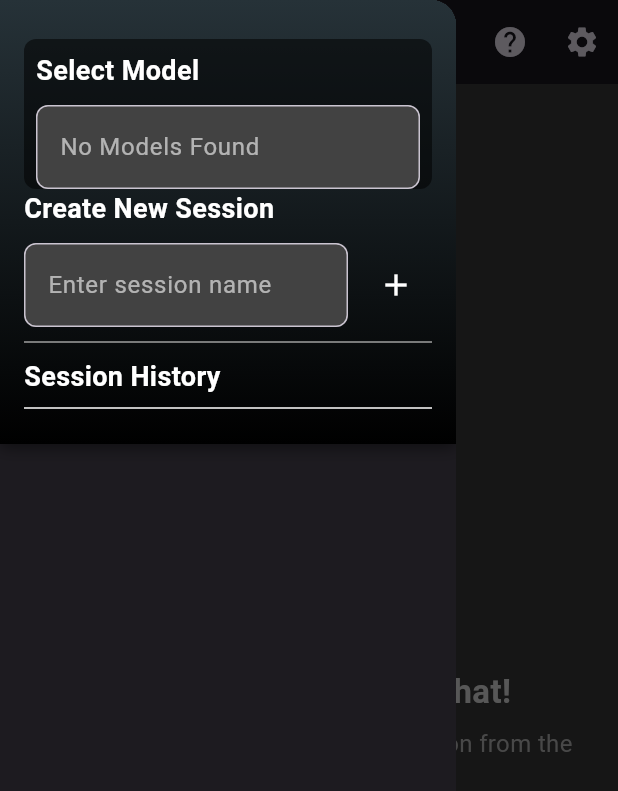
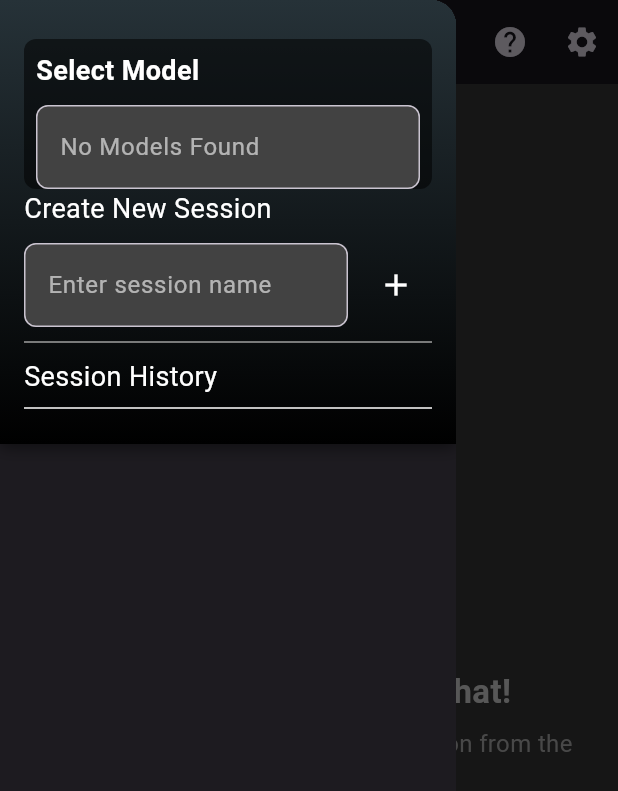
Before and after one commit to ayman3000/aollama, a Flutter app: the screen it shows after launch, with the side drawer open, on a phone screen of 412 x 824 dp. Shown: the top 791 px of the screen. Run offline on Flutter 3.47's test engine with Material 3 defaults, Android fonts, the phone set to English and light mode, and no system bars; our stand-ins replace flutter_riverpod, hive, hive_flutter; accounts and stored records are empty; network calls fail.

Commit message:
added some platfrm widgetsa and fix major layout issues

```diff
--- a/lib/views/home_view.dart
+++ b/lib/views/home_view.dart
@@ -1,3 +1,4 @@
+import 'package:aollama/widgets/platform_widgets/platform_progress_indicator.dart';
 import 'package:flutter/material.dart';
 import 'package:flutter_riverpod/flutter_riverpod.dart';
 import '../views/settings_view.dart';
@@ -104,8 +105,8 @@ class HomeView extends ConsumerWidget {
       body: LayoutBuilder(
         builder: (context, constraints) {
           const double sidebarThreshold = 800;
-          const double heightThreshold = 300;
-          const double widthThreshold = 300;
+          const double heightThreshold = 450;
+          const double widthThreshold = 600;
           final bool isWideScreen = constraints.maxWidth >= sidebarThreshold;
           final bool isMinThreshold = constraints.maxWidth >= widthThreshold;
           final bool isMinHeightThreshold = constraints.maxHeight >= heightThreshold;
@@ -115,7 +116,7 @@ class HomeView extends ConsumerWidget {
               // Sidebar for Wide Screens
               if (isWideScreen)
                 SizedBox(
-                  width: 270,
+                  width: 300,
                   child: SidebarWidget(
                     sessionList: sessionList,
                     selectedSession: selectedSession,
@@ -200,10 +201,10 @@ class HomeView extends ConsumerWidget {
                                 Expanded(
                                   child: Container(
                                     decoration: BoxDecoration(
-                                      color: Colors.black.withOpacity(0.9),
+                                      // color: Colors.grey,
                                       borderRadius: const BorderRadius.only(
-                                        topLeft: Radius.circular(12),
-                                        topRight: Radius.circular(12),
+                                        topLeft: Radius.circular(15),
+                                        topRight: Radius.circular(15),
                                       ),
                                       boxShadow: [
                                         BoxShadow(
@@ -222,7 +223,12 @@ class HomeView extends ConsumerWidget {
                                     ),
                                   ),
                                 ),
-                                MessageInputWidget(
+                                Container(
+                                  color: Colors.blueGrey[600],
+
+
+                                  // color: Colors.grey[530],
+                                  child: MessageInputWidget(
                                     isMinHeightThreshold: isMinHeightThreshold,
                                     isMinWidthThreshold: isMinThreshold,
                                     scrollController: scrollController,
@@ -242,15 +248,13 @@ class HomeView extends ConsumerWidget {
                                       }
                                     },
                                   ),
+                                ),
                               ],
                             ),
                           ],
                           if (isLoading)
                             const Center(
-                              child: RotatingImageWidget(
-                                imagePath: 'assets/logo.png',
-                                size: 50.0,
-                              ),
+                              child: PlatformProgressIndicator(size: 30,),
                             ),
                         ],
                       ),
--- a/lib/views/settings_view.dart
+++ b/lib/views/settings_view.dart
@@ -1,3 +1,4 @@
+import 'package:aollama/widgets/platform_widgets/platform_textfield.dart';
 import 'package:flutter/material.dart';
 import 'package:flutter_riverpod/flutter_riverpod.dart';
 import '../services/ollama_service.dart';
@@ -55,7 +56,7 @@ class SettingsView extends ConsumerWidget {
                   ),
                 ),
                 const SizedBox(height: 8),
-                TextField(
+                PlatformTextField(
                   controller: _baseUrlController,
                   style: const TextStyle(color: Colors.white),
                   decoration: InputDecoration(
--- a/lib/widgets/appbar_title_widget.dart
+++ b/lib/widgets/appbar_title_widget.dart
@@ -10,12 +10,13 @@ class AppBarTitleWidget extends StatelessWidget {
     return LayoutBuilder(
         builder: (context, constraints) {
       const double sidebarThreshold = 800;
-      final bool isMinThreshold = constraints.maxWidth >= 200;
-      return isMinThreshold ? Row(
+      final bool showAll = constraints.maxWidth >= 300;
+      final bool showLogoOnly = constraints.maxWidth >= 200;
+      return Row(
         mainAxisSize: MainAxisSize.min, // Ensures the title contents are centered
         children: [
           // Logo Image
-          Container(
+          showLogoOnly ? Container(
             width: 50, // Adjust the size for a balanced look
             height: 50,
             decoration: BoxDecoration(
@@ -34,28 +35,14 @@ class AppBarTitleWidget extends StatelessWidget {
                 fit: BoxFit.cover, // Ensures the image fits properly
               ),
             ),
-          ),
-          const SizedBox(width: 12), // Slightly increase spacing for balance
+          ):const Text(''),
+          showAll ? const SizedBox(width: 12):const Text(''), // Slightly increase spacing for balance
           // App Name
-          // const Text(
-          //   "AOllama",
-          //   style: TextStyle(
-          //     color: Colors.white,
-          //     fontSize: 28, // Slightly larger font for emphasis
-          //     fontWeight: FontWeight.bold,
-          //     shadows: [
-          //       Shadow(
-          //         color: Colors.black45,
-          //         blurRadius: 3,
-          //         offset: Offset(1, 1),
-          //       ),
-          //     ],
-          //   ),
-          // ),
-          Column(
+
+          showAll ? const Column(
             children: [
-              const Text(
-                "AOllama",
+              Text(
+                "AOllama Studio",
                 style: TextStyle(
                   color: Colors.white,
                   fontSize: 26, // Slightly larger font for emphasis
@@ -69,8 +56,8 @@ class AppBarTitleWidget extends StatelessWidget {
                   ],
                 ),
               ),
-              const Text(
-                "",
+              Text(
+                "Built on Ollama Server",
                 style: TextStyle(
                   color: Colors.white,
                   fontSize: 12, // Slightly larger font for emphasis
@@ -87,9 +74,9 @@ class AppBarTitleWidget extends StatelessWidget {
 
 
             ],
-          ),
+          ):const Text(''),
         ],
-      ):Text('');
+      );
         }
     );
   }
--- a/lib/widgets/chat_header_widget.dart
+++ b/lib/widgets/chat_header_widget.dart
@@ -14,7 +14,7 @@ class ChatHeaderWidget extends StatelessWidget {
 
           return isMinThreshold ? Container(
             decoration: BoxDecoration(
-              color: Colors.black87,
+              color: Colors.grey[830],
               border: Border(
                 bottom: BorderSide(
                   color: Colors.grey[700]!,
@@ -47,7 +47,7 @@ class ChatHeaderWidget extends StatelessWidget {
                   selectedSession?.name ?? "No Session Selected",
                   style: const TextStyle(
                     fontSize: 25,
-                    color: Colors.blue,
+                    color: Colors.blueGrey,
                     fontWeight: FontWeight.bold,
                   ),
                 ),
--- /dev/null
+++ b/lib/widgets/platform_widgets/platform_progress_indicator.dart
@@ -0,0 +1,30 @@
+import 'platform_widget.dart';
+import 'package:flutter/cupertino.dart';
+import 'package:flutter/material.dart';
+
+class PlatformProgressIndicator extends PlatformWidget {
+  final double? value; // Null for indeterminate progress
+  final double? size; // Optional size for the Cupertino spinner
+
+  const PlatformProgressIndicator({super.key, this.value, this.size});
+
+  @override
+  Widget buildCupertinoWidget(BuildContext context) {
+    return CupertinoActivityIndicator(
+      radius: size ?? 10.0, // CupertinoActivityIndicator uses `radius`
+    );
+  }
+
+  @override
+  Widget buildMaterialWidget(BuildContext context) {
+    if (value != null) {
+      // Determinate progress indicator
+      return CircularProgressIndicator(
+        value: value,
+      );
+    } else {
+      // Indeterminate progress indicator
+      return const CircularProgressIndicator();
+    }
+  }
+}
--- /dev/null
+++ b/lib/widgets/platform_widgets/platform_text.dart
@@ -0,0 +1,38 @@
+import 'platform_widget.dart';
+import 'package:flutter/cupertino.dart';
+import 'package:flutter/material.dart';
+
+/// General-purpose PlatformText widget for rendering text
+/// with platform-specific styles
+class PlatformText extends PlatformWidget {
+  final String text;
+  final TextStyle? materialStyle;
+  final TextStyle? cupertinoStyle;
+  final TextAlign? textAlign;
+
+  PlatformText({
+    Key? key,
+    required this.text,
+    this.materialStyle,
+    this.cupertinoStyle,
+    this.textAlign,
+  }) : super(key: key);
+
+  @override
+  Widget buildCupertinoWidget(BuildContext context) {
+    return Text(
+      text,
+      style: cupertinoStyle ?? const TextStyle(fontSize: 18.0, color: CupertinoColors.white),
+      textAlign: textAlign,
+    );
+  }
+
+  @override
+  Widget buildMaterialWidget(BuildContext context) {
+    return Text(
+      text,
+      style: materialStyle ?? const TextStyle(fontSize: 18.0, color: Colors.white),
+      textAlign: textAlign,
+    );
+  }
+}
--- /dev/null
+++ b/lib/widgets/platform_widgets/platform_text_button.dart
@@ -0,0 +1,63 @@
+import 'platform_widget.dart';
+import 'package:flutter/cupertino.dart';
+import 'package:flutter/material.dart';
+
+class PlatformTextButton extends PlatformWidget {
+  final VoidCallback onPressed;
+  final Widget child;
+  final EdgeInsetsGeometry? padding;
+  final AlignmentGeometry? alignment;
+  final Color? foregroundColor;
+  final TextStyle? materialStyle;
+  final TextStyle? cupertinoStyle;
+
+  PlatformTextButton({
+    Key? key,
+    required this.onPressed,
+    required this.child,
+    this.padding,
+    this.alignment,
+    this.foregroundColor,
+    this.materialStyle,
+    this.cupertinoStyle,
+  }) : super(key: key);
+
+  @override
+  Widget buildCupertinoWidget(BuildContext context) {
+    return GestureDetector(
+      onTap: onPressed,
+      child: Container(
+        padding: padding ?? const EdgeInsets.symmetric(vertical: 12, horizontal: 8),
+        alignment: alignment ?? Alignment.center,
+        color: CupertinoColors.activeBlue.withOpacity(0.05), // Slight background tint
+        child: DefaultTextStyle(
+          style: cupertinoStyle ??
+              TextStyle(
+                color: foregroundColor ?? CupertinoColors.activeBlue,
+                // backgroundColor: Colors.grey,
+                fontSize: 20,
+              ),
+          child: child,
+        ),
+      ),
+    );
+  }
+
+  @override
+  Widget buildMaterialWidget(BuildContext context) {
+    return TextButton(
+      style: TextButton.styleFrom(
+        padding: padding ?? const EdgeInsets.symmetric(vertical: 12, horizontal: 8),
+        foregroundColor: foregroundColor ?? Colors.blue,
+      ),
+      onPressed: onPressed,
+      child: Align(
+        alignment: alignment ?? Alignment.center,
+        child: DefaultTextStyle(
+          style: materialStyle ?? const TextStyle(color: Colors.white, fontSize: 20),
+          child: child,
+        ),
+      ),
+    );
+  }
+}
--- /dev/null
+++ b/lib/widgets/platform_widgets/platform_textfield.dart
@@ -0,0 +1,80 @@
+import 'platform_widget.dart';
+import 'package:flutter/cupertino.dart';
+import 'package:flutter/material.dart';
+
+class PlatformTextField extends PlatformWidget {
+  final TextEditingController? controller;
+  final ValueChanged<String>? onChanged;
+  final ValueChanged<String>? onSubmitted;
+  final String? placeholder;
+  final TextInputType? keyboardType;
+  final bool obscureText;
+  final TextStyle? style;
+  final InputDecoration? decoration;
+  final TextStyle? cupertinoStyle;
+  final TextStyle? cupertinoHintStyle;
+  final Color? fillColor;
+  final int? maxLines;
+
+  PlatformTextField({
+    Key? key,
+    this.controller,
+    this.onChanged,
+    this.onSubmitted,
+    this.placeholder,
+    this.keyboardType,
+    this.obscureText = false,
+    this.style,
+    this.decoration,
+    this.cupertinoStyle,
+    this.cupertinoHintStyle,
+    this.fillColor,
+    this.maxLines = 1,
+  }) : super(key: key);
+
+  @override
+  Widget buildCupertinoWidget(BuildContext context) {
+    return CupertinoTextField(
+      controller: controller,
+      placeholder: placeholder,
+      keyboardType: keyboardType,
+      obscureText: obscureText,
+      style: cupertinoStyle ?? style ?? CupertinoTheme.of(context).textTheme.textStyle,
+      onChanged: onChanged,
+      onSubmitted: onSubmitted,
+      maxLines: maxLines,
+      padding: const EdgeInsets.symmetric(horizontal: 12, vertical: 8),
+      decoration: BoxDecoration(
+        color: fillColor ?? CupertinoColors.systemGrey6,
+        borderRadius: BorderRadius.circular(8),
+
+      ),
+      placeholderStyle: cupertinoHintStyle ?? const TextStyle(color: CupertinoColors.inactiveGray),
+
+
+    );
+  }
+
+  @override
+  Widget buildMaterialWidget(BuildContext context) {
+    return TextField(
+      controller: controller,
+      decoration: decoration ??
+          InputDecoration(
+            hintText: placeholder,
+            hintStyle: const TextStyle(color: Colors.grey),
+            filled: true,
+            fillColor: fillColor ?? Colors.grey[200],
+            border: OutlineInputBorder(
+              borderRadius: BorderRadius.circular(8),
+            ),
+          ),
+      keyboardType: keyboardType,
+      obscureText: obscureText,
+      style: style ?? Theme.of(context).textTheme.bodyMedium,
+      onChanged: onChanged,
+      onSubmitted: onSubmitted,
+      maxLines: maxLines,
+    );
+  }
+}
--- a/lib/widgets/sidebar_widget.dart
+++ b/lib/widgets/sidebar_widget.dart
@@ -1,3 +1,7 @@
+import 'package:aollama/widgets/platform_widgets/platform_text.dart';
+import 'package:aollama/widgets/platform_widgets/platform_text_button.dart';
+
+import 'platform_widgets/platform_textfield.dart';
 import 'package:flutter/material.dart';
 import '../models/session.dart';
 import 'models_widget.dart'; // Import ModelsWidget
@@ -57,19 +61,19 @@ class SidebarWidget extends StatelessWidget {
           ),
 
           // Create New Session Section
-          const Text(
-            'Create New Session',
-            style: TextStyle(
-              fontSize: 18,
-              color: Colors.white,
-              fontWeight: FontWeight.bold,
-            ),
+          PlatformText(
+            text: 'Create New Session',
+            // style: TextStyle(
+            //   fontSize: 18,
+            //   color: Colors.white,
+            //   fontWeight: FontWeight.bold,
+            // ),
           ),
           const SizedBox(height: 10),
           Row(
             children: [
               Expanded(
-                child: TextField(
+                child: PlatformTextField(
                   controller: sessionController,
                   style: const TextStyle(color: Colors.white),
                   decoration: InputDecoration(
@@ -111,13 +115,13 @@ class SidebarWidget extends StatelessWidget {
 
           // Session History Section
           const Divider(color: Colors.grey, height: 20),
-          const Text(
-            'Session History',
-            style: TextStyle(
-              fontSize: 18,
-              color: Colors.white,
-              fontWeight: FontWeight.bold,
-            ),
+          PlatformText(
+            text: 'Session History',
+            // style: TextStyle(
+            //   fontSize: 18,
+            //   color: Colors.white,
+            //   fontWeight: FontWeight.bold,
+            // ),
           ),
           const Divider(color: Colors.white),
 
@@ -146,12 +150,12 @@ class SidebarWidget extends StatelessWidget {
                             : Colors.transparent,
                         borderRadius: BorderRadius.circular(4),
                       ),
-                      child: TextButton(
-                        style: TextButton.styleFrom(
-                          padding: const EdgeInsets.symmetric(
-                              vertical: 12, horizontal: 8),
+                      child: PlatformTextButton(
+                        // style: TextButton.styleFrom(
+                        //   padding: const EdgeInsets.symmetric(
+                        //       vertical: 12, horizontal: 8),
                           foregroundColor: Colors.white,
-                        ),
+                        // ),
                         onPressed: () {
                           onSessionSelected(session);
                         },
```
Also changed, not shown: lib/widgets/chat_history_widget.dart (+5 -5 lines), lib/widgets/message_input_widget.dart (+7 -5 lines), lib/widgets/platform_widgets/platform_button.dart (added, +31 -0 lines), lib/widgets/platform_widgets/platform_dialog.dart (added, +60 -0 lines), lib/widgets/platform_widgets/platform_radio.dart (added, +92 -0 lines), lib/widgets/platform_widgets/platform_widget.dart (added, +23 -0 lines). Lines whose indentation alone changed are shown as unchanged.
